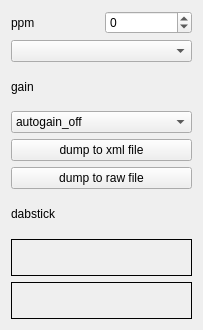
Qt form dab-maxi/qt-devices/rtlsdr-handler/rtlsdr-widget.ui (JvanKatwijk/qt-dab) before a commit.
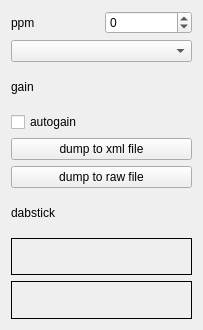
The same form after that commit.

What changed in the file:
```diff
--- a/dab-maxi/qt-devices/rtlsdr-handler/rtlsdr-widget.ui
+++ b/dab-maxi/qt-devices/rtlsdr-handler/rtlsdr-widget.ui
@@ -60,23 +60,10 @@
     </widget>
    </item>
    <item>
-    <widget class="QComboBox" name="combo_autogain">
-     <property name="sizePolicy">
-      <sizepolicy hsizetype="Ignored" vsizetype="Fixed">
-       <horstretch>0</horstretch>
-       <verstretch>0</verstretch>
-      </sizepolicy>
+    <widget class="QCheckBox" name="agcControl">
+     <property name="text">
+      <string>autogain</string>
      </property>
-     <item>
-      <property name="text">
-       <string>autogain_off</string>
-      </property>
-     </item>
-     <item>
-      <property name="text">
-       <string>autogain_on</string>
-      </property>
-     </item>
     </widget>
    </item>
    <item>
```
Left out of the diff: 2 changed lines with no effect on the pictures.
